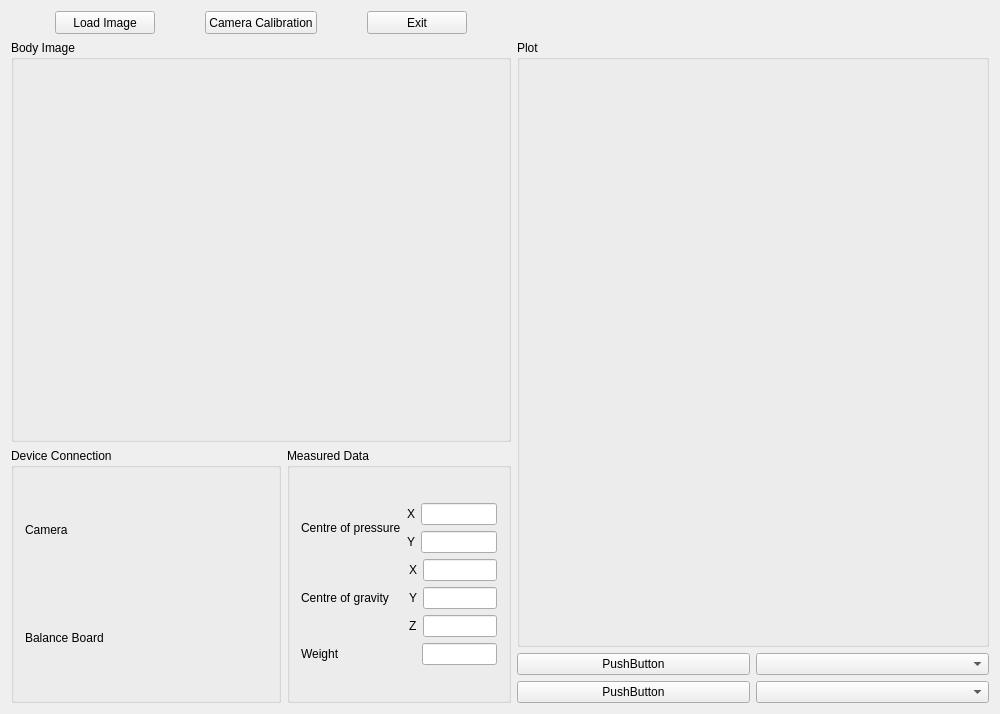
Above: EMMA/EMMA/emma.ui from HuiTingChang/Entwicklung-eines-mobilen-markerlosen-Bewegungsanalysesystems before the change. Below: the same form after it.
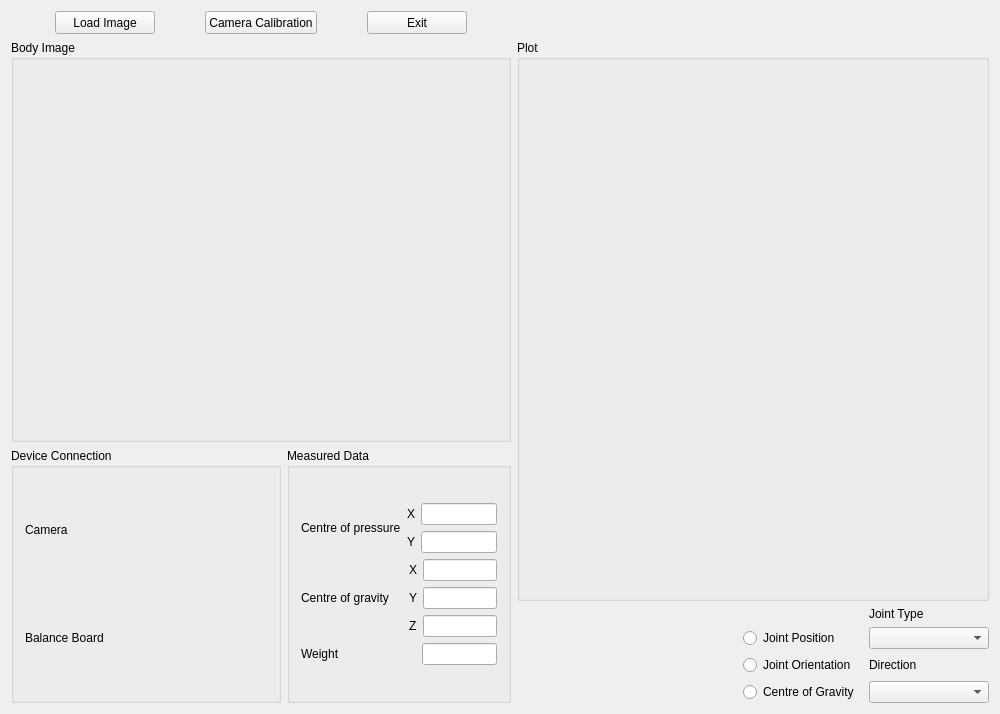
That is the form after the change. Custom widgets are drawn as their Qt base class.

Commit message: CurrentState --> literature reference added CvCamera --> problem about QMap initialisation solved. Before there was a compile error, that wouldn´t allow the program to run and therefore had to be solved Body_Widget und emma --> new Widgets und connections inserted for plot display support; little reorganization of the GUI

```diff
--- a/EMMA/EMMA/emma.ui
+++ b/EMMA/EMMA/emma.ui
@@ -14,6 +14,49 @@
    <string>Body_Widget</string>
   </property>
   <layout class="QGridLayout" name="gridLayout_6">
+   <item row="1" column="1">
+    <widget class="QGroupBox" name="groupBox_2">
+     <property name="sizePolicy">
+      <sizepolicy hsizetype="Expanding" vsizetype="Expanding">
+       <horstretch>0</horstretch>
+       <verstretch>0</verstretch>
+      </sizepolicy>
+     </property>
+     <property name="minimumSize">
+      <size>
+       <width>460</width>
+       <height>321</height>
+      </size>
+     </property>
+     <property name="title">
+      <string>Plot</string>
+     </property>
+     <layout class="QGridLayout" name="gridLayout_7">
+      <item row="1" column="0">
+       <widget class="QCustomPlot" name="customPlot" native="true">
+        <property name="sizePolicy">
+         <sizepolicy hsizetype="Expanding" vsizetype="Expanding">
+          <horstretch>0</horstretch>
+          <verstretch>0</verstretch>
+         </sizepolicy>
+        </property>
+        <property name="minimumSize">
+         <size>
+          <width>451</width>
+          <height>271</height>
+         </size>
+        </property>
+        <property name="maximumSize">
+         <size>
+          <width>16777215</width>
+          <height>330</height>
+         </size>
+        </property>
+       </widget>
+      </item>
+     </layout>
+    </widget>
+   </item>
    <item row="0" column="0">
     <layout class="QHBoxLayout" name="horizontalLayout_10">
      <item>
@@ -75,6 +118,86 @@
      </item>
     </layout>
    </item>
+   <item row="2" column="1">
+    <layout class="QGridLayout" name="gridLayout_5">
+     <item row="1" column="1">
+      <widget class="QRadioButton" name="jointPos">
+       <property name="text">
+        <string>Joint Position</string>
+       </property>
+      </widget>
+     </item>
+     <item row="2" column="1">
+      <widget class="QRadioButton" name="jointOrient">
+       <property name="text">
+        <string>Joint Orientation</string>
+       </property>
+      </widget>
+     </item>
+     <item row="3" column="1">
+      <widget class="QRadioButton" name="COG">
+       <property name="minimumSize">
+        <size>
+         <width>120</width>
+         <height>17</height>
+        </size>
+       </property>
+       <property name="text">
+        <string>Centre of Gravity</string>
+       </property>
+      </widget>
+     </item>
+     <item row="2" column="2">
+      <widget class="QLabel" name="label_11">
+       <property name="text">
+        <string>Direction</string>
+       </property>
+      </widget>
+     </item>
+     <item row="1" column="2">
+      <widget class="QComboBox" name="JointSelect">
+       <property name="sizePolicy">
+        <sizepolicy hsizetype="Fixed" vsizetype="Fixed">
+         <horstretch>0</horstretch>
+         <verstretch>0</verstretch>
+        </sizepolicy>
+       </property>
+       <property name="minimumSize">
+        <size>
+         <width>120</width>
+         <height>20</height>
+        </size>
+       </property>
+      </widget>
+     </item>
+     <item row="0" column="2">
+      <widget class="QLabel" name="JointType">
+       <property name="text">
+        <string>Joint Type</string>
+       </property>
+      </widget>
+     </item>
+     <item row="3" column="2">
+      <widget class="QComboBox" name="CoordinateSelect"/>
+     </item>
+     <item row="2" column="0">
+      <spacer name="horizontalSpacer_5">
+       <property name="orientation">
+        <enum>Qt::Horizontal</enum>
+       </property>
+       <property name="sizeType">
+        <enum>QSizePolicy::Expanding</enum>
+       </property>
+       <property name="sizeHint" stdset="0">
+        <size>
+         <width>130</width>
+         <height>20</height>
+        </size>
+       </property>
+      </spacer>
+     </item>
+    </layout>
+   </item>
    <item row="1" column="0" rowspan="2">
     <layout class="QVBoxLayout" name="verticalLayout_5">
      <item>
@@ -383,92 +506,6 @@
      </item>
     </layout>
    </item>
-   <item row="1" column="1">
-    <widget class="QGroupBox" name="groupBox_2">
-     <property name="sizePolicy">
-      <sizepolicy hsizetype="Expanding" vsizetype="Expanding">
-       <horstretch>0</horstretch>
-       <verstretch>0</verstretch>
-      </sizepolicy>
-     </property>
-     <property name="minimumSize">
-      <size>
-       <width>460</width>
-       <height>321</height>
-      </size>
-     </property>
-     <property name="title">
-      <string>Plot</string>
-     </property>
-     <layout class="QGridLayout" name="gridLayout_7">
-      <item row="1" column="0">
-       <widget class="QCustomPlot" name="customPlot" native="true">
-        <property name="sizePolicy">
-         <sizepolicy hsizetype="Expanding" vsizetype="Expanding">
-          <horstretch>0</horstretch>
-          <verstretch>0</verstretch>
-         </sizepolicy>
-        </property>
-        <property name="minimumSize">
-         <size>
-          <width>451</width>
-          <height>271</height>
-         </size>
-        </property>
-        <property name="maximumSize">
-         <size>
-          <width>16777215</width>
-          <height>330</height>
-         </size>
-        </property>
-       </widget>
-      </item>
-     </layout>
-    </widget>
-   </item>
-   <item row="2" column="1">
-    <layout class="QGridLayout" name="gridLayout_5">
-     <item row="1" column="0">
-      <widget class="QPushButton" name="pushButton">
-       <property name="sizePolicy">
-        <sizepolicy hsizetype="Preferred" vsizetype="Fixed">
-         <horstretch>0</horstretch>
-         <verstretch>0</verstretch>
-        </sizepolicy>
-       </property>
-       <property name="text">
-        <string>PushButton</string>
-       </property>
-      </widget>
-     </item>
-     <item row="0" column="0">
-      <widget class="QPushButton" name="pushButton_2">
-       <property name="sizePolicy">
-        <sizepolicy hsizetype="Preferred" vsizetype="Fixed">
-         <horstretch>0</horstretch>
-         <verstretch>0</verstretch>
-        </sizepolicy>
-       </property>
-       <property name="text">
-        <string>PushButton</string>
-       </property>
-      </widget>
-     </item>
-     <item row="0" column="1">
-      <widget class="QComboBox" name="comboBox">
-       <property name="sizePolicy">
-        <sizepolicy hsizetype="Preferred" vsizetype="Fixed">
-         <horstretch>0</horstretch>
-         <verstretch>0</verstretch>
-        </sizepolicy>
-       </property>
-      </widget>
-     </item>
-     <item row="1" column="1">
-      <widget class="QComboBox" name="comboBox_2"/>
-     </item>
-    </layout>
-   </item>
   </layout>
  </widget>
  <layoutdefault spacing="6" margin="11"/>
```
The commit also changes 6 other files.
